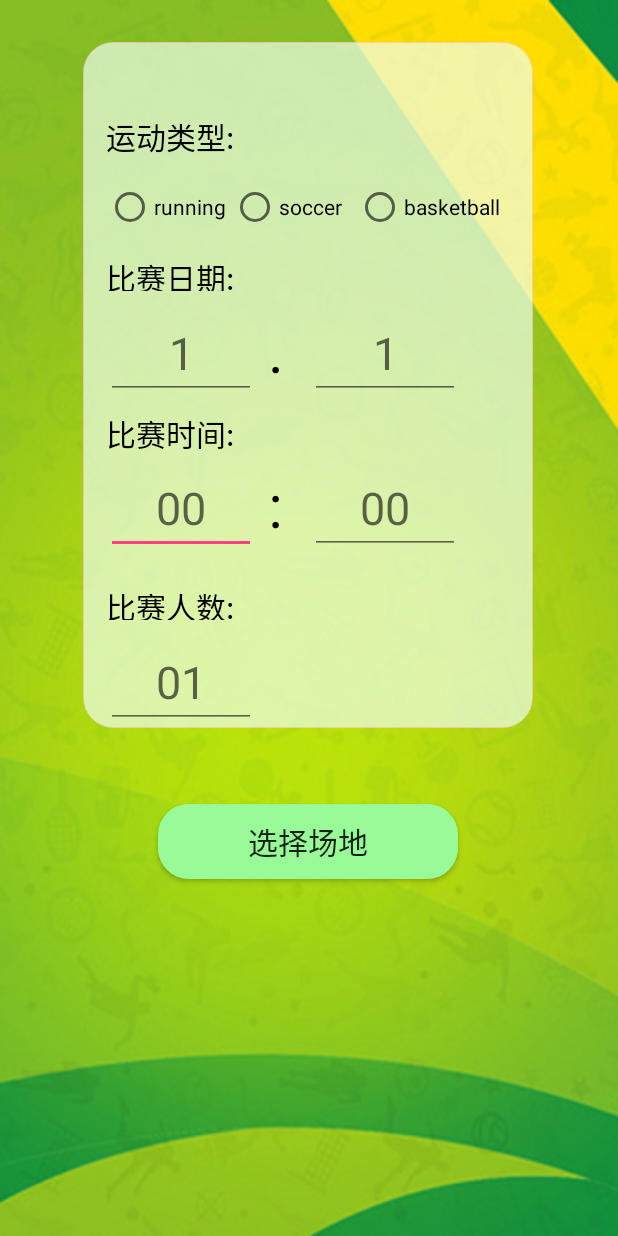
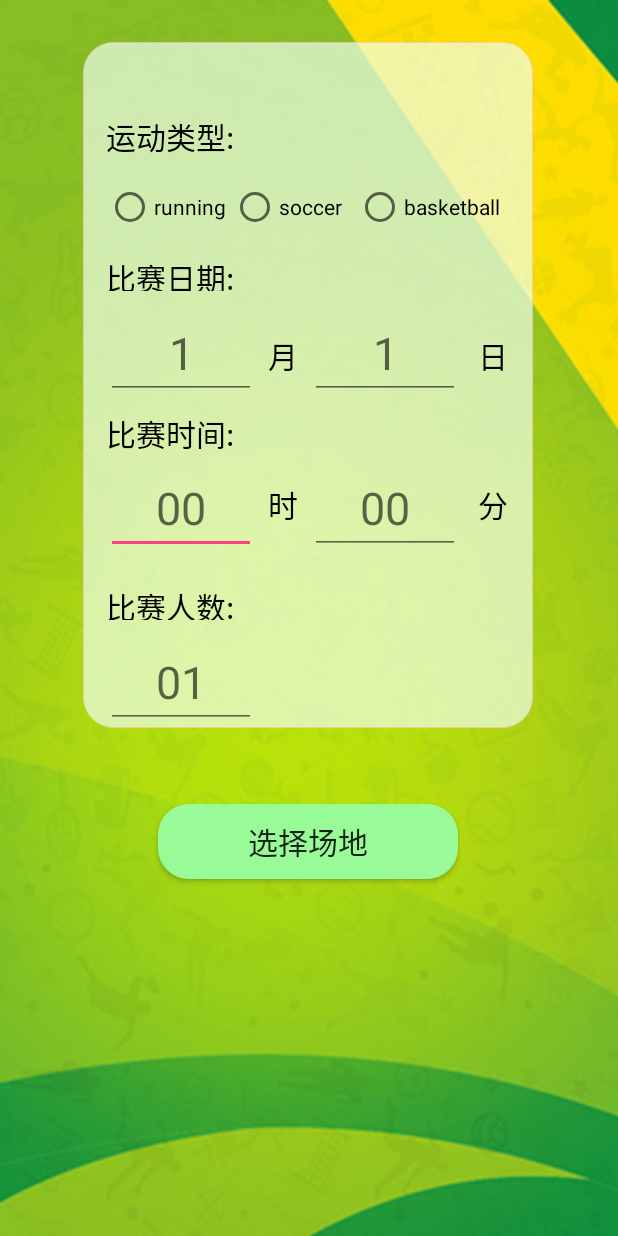
Before and after one commit to pengxianyang/YC, an Android app: the NewMatchActivity screen opened directly, with no data from a screen before it, on a phone screen of 412 x 824 dp. Run offline under Robolectric (Android 15) with nearby library versions, the phone set to English and light mode, and no system bars; Roboto replaces fonts that are not available here.

Commit message:
修改布局

```diff
--- a/app/src/main/java/com/example/administrator/yc/ContactviewActivity.java
+++ b/app/src/main/java/com/example/administrator/yc/ContactviewActivity.java
@@ -4,6 +4,7 @@ import android.app.Activity;
 import android.os.Bundle;
 import android.support.v7.widget.LinearLayoutManager;
 import android.support.v7.widget.RecyclerView;
+import android.view.WindowManager;
 
 public class ContactviewActivity extends Activity {
     private RecyclerView contactList;
@@ -16,8 +17,9 @@ public class ContactviewActivity extends Activity {
     protected void onCreate(Bundle savedInstanceState) {
         super.onCreate(savedInstanceState);
         setContentView(R.layout.list_contactview);
+        this.getWindow().setFlags(WindowManager.LayoutParams.FLAG_FULLSCREEN,WindowManager.LayoutParams.FLAG_FULLSCREEN);
 //这里加载该用户的好友信息
-        contactNames = new String[] {"彭先洋","潘国秋","欧欣祺","马东辉","刘顺宇"};
+        contactNames = new String[] {"Alice","Bob","Candy","Doge","Edison"};
         contactList = (RecyclerView) findViewById(R.id.contact_list);
         letterView = (LetterView) findViewById(R.id.letter_view);
         layoutManager = new LinearLayoutManager(this);
--- a/app/src/main/res/layout/activity_newmatch.xml
+++ b/app/src/main/res/layout/activity_newmatch.xml
@@ -71,9 +71,10 @@
             android:layout_width="wrap_content"
             android:layout_height="wrap_content"
             android:layout_marginStart="8dp"
-            android:text="."
+            android:layout_marginTop="16dp"
+            android:text="月"
             android:textColor="@color/black"
-            android:textSize="40sp"
+            android:textSize="20sp"
             app:layout_constraintLeft_toLeftOf="parent"
             app:layout_constraintStart_toEndOf="@+id/editText_matchdate_m"
             app:layout_constraintTop_toTopOf="@+id/editText_matchdate_m" />
@@ -83,10 +84,36 @@
             android:layout_width="wrap_content"
             android:layout_height="wrap_content"
             android:layout_marginStart="8dp"
-            android:layout_marginTop="0dp"
-            android:text=":"
+            android:layout_marginTop="12dp"
+            android:text="时"
             android:textColor="@color/black"
-            android:textSize="40sp"
+            android:textSize="20sp"
+            app:layout_constraintLeft_toLeftOf="parent"
+            app:layout_constraintStart_toEndOf="@+id/editText_matchtime_h"
+            app:layout_constraintTop_toTopOf="@+id/editText_matchtime_h" />
+
+        <TextView
+            android:id="@+id/textView_t7"
+            android:layout_width="0dp"
+            android:layout_height="wrap_content"
+            android:layout_marginStart="148dp"
+            android:layout_marginTop="16dp"
+            android:text="日"
+            android:textColor="@color/black"
+            android:textSize="20sp"
+            app:layout_constraintLeft_toLeftOf="parent"
+            app:layout_constraintStart_toEndOf="@+id/editText_matchdate_m"
+            app:layout_constraintTop_toTopOf="@+id/editText_matchdate_m" />
+
+        <TextView
+            android:id="@+id/textView_t8"
+            android:layout_width="wrap_content"
+            android:layout_height="wrap_content"
+            android:layout_marginStart="148dp"
+            android:layout_marginTop="12dp"
+            android:text="分"
+            android:textColor="@color/black"
+            android:textSize="20sp"
             app:layout_constraintLeft_toLeftOf="parent"
             app:layout_constraintStart_toEndOf="@+id/editText_matchtime_h"
             app:layout_constraintTop_toTopOf="@+id/editText_matchtime_h" />
--- a/app/src/main/res/layout/item_contact.xml
+++ b/app/src/main/res/layout/item_contact.xml
@@ -9,7 +9,7 @@
         android:id="@+id/imageView_contact_icon"
         android:layout_width="70dp"
         android:layout_height="70dp"
-        android:background="@mipmap/ic_launcher"/>
+        android:background="@mipmap/icon3_s"/>
 \
     <TextView
         android:id="@+id/contact_name"
```
Also changed, not shown: app/src/main/res/layout/layout_select_match.xml (+7 -10 lines).
